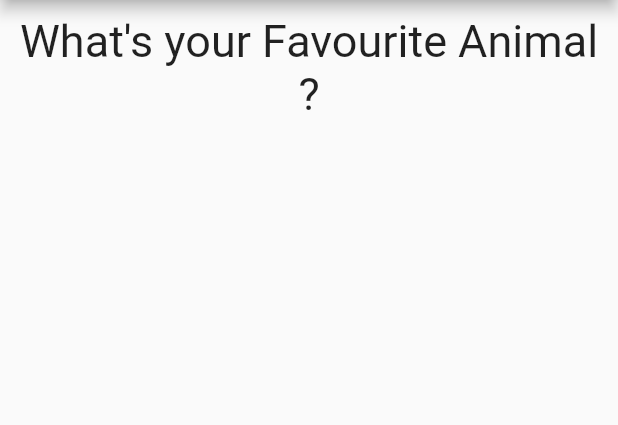
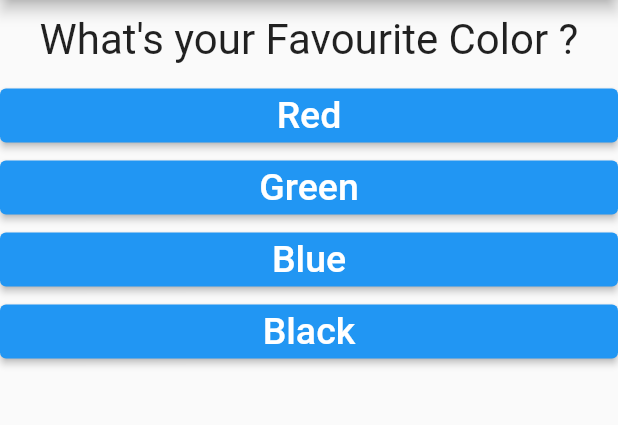
Before and after one commit to el5hatib/flutter_quiz_app, a Flutter app: the screen it shows after launch, on a phone screen of 412 x 824 dp, the part 84-509 px from its top. Run offline on Flutter 3.47's test engine with Material 2 defaults, Android fonts, the phone set to English and light mode, and no system bars.

Commit message:
Set Answers Dynamically Using Map

```diff
--- a/lib/answers.dart
+++ b/lib/answers.dart
@@ -1,9 +1,21 @@
 import 'package:flutter/material.dart';
+
 class Answers extends StatelessWidget {
-  const Answers({super.key});
+  String answerText ;
+  final Function onAnswer;
+   Answers(this.answerText, {super.key, required this.onAnswer});
 
   @override
   Widget build(BuildContext context) {
-    return const Placeholder();
+    return Container(
+      width: double.infinity,
+      child: ElevatedButton(
+        child: Text(
+          answerText,
+          style: const TextStyle(fontSize: 25),
+        ),
+        onPressed: ()=> onAnswer(),
+      ),
+    );
   }
 }
--- a/lib/main.dart
+++ b/lib/main.dart
@@ -1,4 +1,5 @@
 import 'package:flutter/material.dart';
+import 'package:quizly/answers.dart';
 import 'package:quizly/questions.dart';
 void main ()=> runApp(MyApp());
 class MyApp extends StatefulWidget {
@@ -9,13 +10,34 @@ class MyApp extends StatefulWidget {
 }
 
 class _MyAppState extends State<MyApp> {
-  int _questionID=1;
+  int _questionID=0;
   final _questions= [
-    "What's your Favourite Color ? ",
-    "What's your Favourite Animal ? ",
-    "What's your Name ? ",
+    {
+      'questionText':"What's your Favourite Color ? ",
+      'answersText': ["Red","Green","Blue","Black"],
+    } ,
+    {
+      'questionText': "What's your Favourite Animal ? ",
+      'answersText': ["Lion","Tiger","Elephant","Rabbit"],
+    },
+    {
+      'questionText': "What's your Name ? ",
+      'answersText': ["Mohammed","Ahmed","Mostafa","Hamada","Saif"],
+    }
 
   ];
+  void answerQuestion ()
+  {
+    if (_questionID==2)
+      {
+         _questionID=-1;
+      }
+    setState(() {
+      _questionID++;
+    });
+    print ("Answer Chosen !!");
+    print (_questionID);
+  }
   @override
   Widget build(BuildContext context) {
     return MaterialApp(
@@ -27,7 +49,11 @@ class _MyAppState extends State<MyApp> {
         ),
         body: Column(
             children: [
-              Questions(_questions[_questionID]),
+              Questions(_questions[_questionID]['questionText'].toString(),),
+              ...(_questions[_questionID]['answersText'] as List<String> ).map((answer)
+              {
+                return Answers(answer,onAnswer:answerQuestion);
+              }).toList(),
             ],
           ),
         ),
--- a/lib/questions.dart
+++ b/lib/questions.dart
@@ -8,7 +8,7 @@ class Questions extends StatelessWidget {
       width: double.infinity,
       margin: const EdgeInsets.all(10.0),
       child: Text( questionText,
-        style: const TextStyle(fontSize: 30),
+        style: const TextStyle(fontSize: 28),
         textAlign: TextAlign.center,
 
       ),
```
